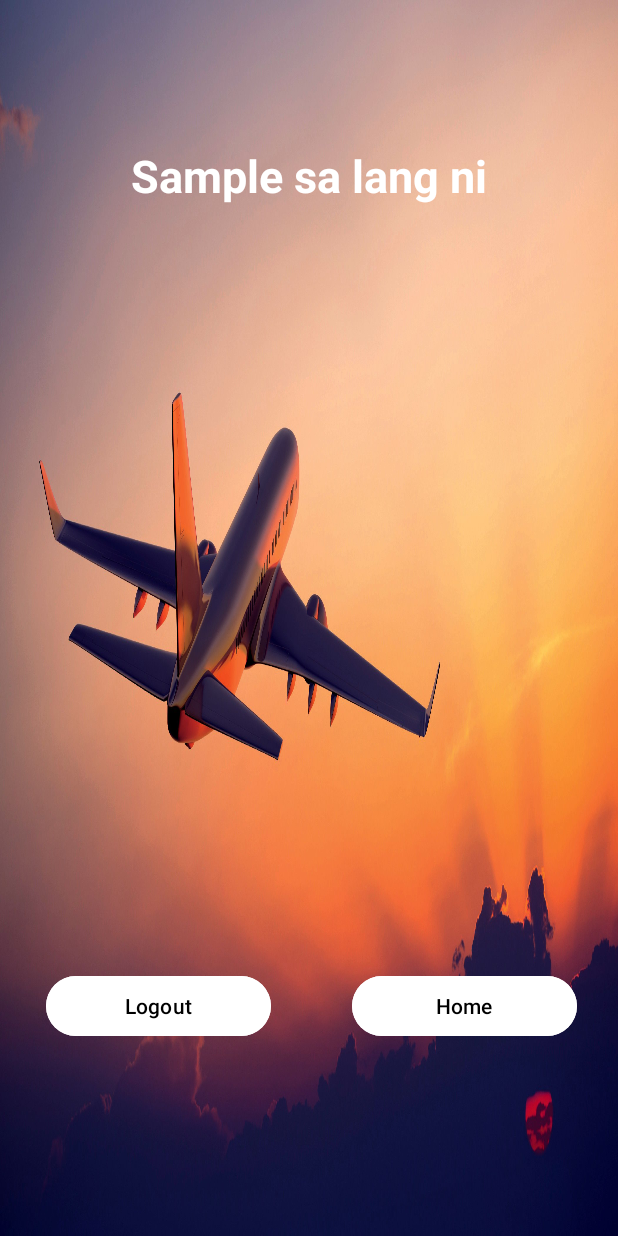
After one commit to enRook/Jonathan-Mantilla, an Android app: the LogoutActivity screen opened directly, with no data from a screen before it, on a phone screen of 412 x 824 dp. The commit adds this screen. Run offline under Robolectric (Android 15) with nearby library versions, the light colour scheme and no system bars.

Commit message:
final final commit

```diff
--- a/app/src/main/AndroidManifest.xml
+++ b/app/src/main/AndroidManifest.xml
@@ -13,6 +13,9 @@
         android:theme="@style/Theme.Travel"
         tools:targetApi="31">
         <activity
+            android:name=".LogoutActivity"
+            android:exported="false" />
+        <activity
             android:name=".SearchDestinationActivity"
             android:exported="false" />
         <activity
--- /dev/null
+++ b/app/src/main/java/com/sictlc/travel/LogoutActivity.java
@@ -0,0 +1,35 @@
+package com.sictlc.travel;
+
+import androidx.appcompat.app.AppCompatActivity;
+import android.content.Intent;
+import android.os.Bundle;
+import android.view.View;
+import android.widget.Button;
+
+public class LogoutActivity extends AppCompatActivity {
+
+    @Override
+    protected void onCreate(Bundle savedInstanceState) {
+        super.onCreate(savedInstanceState);
+        setContentView(R.layout.activity_logout);
+
+        Button logoutButton = findViewById(R.id.logout);
+        Button homeButton = findViewById(R.id.home);
+
+        logoutButton.setOnClickListener(new View.OnClickListener() {
+            @Override
+            public void onClick(View v) {
+                // Navigate back to the previous activity (MainActivity)
+                finish();
+            }
+        });
+
+        homeButton.setOnClickListener(new View.OnClickListener() {
+            @Override
+            public void onClick(View v) {
+                // Navigate back to the previous activity (MainActivity)
+                finish();
+            }
+        });
+    }
+}
--- a/app/src/main/java/com/sictlc/travel/SearchDestinationActivity.java
+++ b/app/src/main/java/com/sictlc/travel/SearchDestinationActivity.java
@@ -1,5 +1,4 @@
 package com.sictlc.travel;
-
 
 import androidx.appcompat.app.AppCompatActivity;
 import android.content.Intent;
@@ -7,6 +6,7 @@ import android.net.Uri;
 import android.os.Bundle;
 import android.view.View;
 import android.widget.ImageView;
+import android.widget.Button;
 
 public class SearchDestinationActivity extends AppCompatActivity {
 
@@ -18,6 +18,8 @@ public class SearchDestinationActivity extends AppCompatActivity {
         ImageView fbImageView = findViewById(R.id.fb);
         ImageView gmailImageView = findViewById(R.id.gmail);
         ImageView twitterImageView = findViewById(R.id.twitter);
+
+        Button searchButton = findViewById(R.id.search);
 
         // Set click listeners for the ImageViews
         fbImageView.setOnClickListener(new View.OnClickListener() {
@@ -40,6 +42,14 @@ public class SearchDestinationActivity extends AppCompatActivity {
                 openWebsite("https://twitter.com");
             }
         });
+
+        // Set click listener for the search button to navigate to LogoutActivity
+        searchButton.setOnClickListener(new View.OnClickListener() {
+            @Override
+            public void onClick(View v) {
+                startActivity(new Intent(SearchDestinationActivity.this, LogoutActivity.class));
+            }
+        });
     }
 
     // Method to open a website in a browser
--- /dev/null
+++ b/app/src/main/res/layout/activity_logout.xml
@@ -0,0 +1,51 @@
+<?xml version="1.0" encoding="utf-8"?>
+<androidx.constraintlayout.widget.ConstraintLayout xmlns:android="http://schemas.android.com/apk/res/android"
+    xmlns:app="http://schemas.android.com/apk/res-auto"
+    xmlns:tools="http://schemas.android.com/tools"
+    android:layout_width="match_parent"
+    android:layout_height="match_parent"
+    android:background="@drawable/bg5"
+    tools:context=".LogoutActivity">
+
+    <Button
+        android:id="@+id/logout"
+        android:layout_width="150dp"
+        android:layout_height="wrap_content"
+        android:backgroundTint="#ffffff"
+        android:text="Logout"
+        android:textColor="#000000"
+        app:layout_constraintBottom_toBottomOf="parent"
+        app:layout_constraintEnd_toEndOf="parent"
+        app:layout_constraintHorizontal_bias="0.118"
+        app:layout_constraintStart_toStartOf="parent"
+        app:layout_constraintTop_toTopOf="parent"
+        app:layout_constraintVertical_bias="0.833" />
+
+    <Button
+        android:id="@+id/home"
+        android:layout_width="150dp"
+        android:layout_height="wrap_content"
+        android:backgroundTint="#ffffff"
+        android:text="Home"
+        android:textColor="#000000"
+        app:layout_constraintBottom_toBottomOf="parent"
+        app:layout_constraintEnd_toEndOf="parent"
+        app:layout_constraintHorizontal_bias="0.896"
+        app:layout_constraintStart_toStartOf="parent"
+        app:layout_constraintTop_toTopOf="parent"
+        app:layout_constraintVertical_bias="0.833" />
+
+    <TextView
+        android:id="@+id/textView3"
+        android:layout_width="wrap_content"
+        android:layout_height="wrap_content"
+        android:text="Sample sa lang ni"
+        android:textColor="@color/white"
+        android:textSize="30dp"
+        android:textStyle="bold"
+        app:layout_constraintBottom_toBottomOf="parent"
+        app:layout_constraintEnd_toEndOf="parent"
+        app:layout_constraintStart_toStartOf="parent"
+        app:layout_constraintTop_toTopOf="parent"
+        app:layout_constraintVertical_bias="0.123" />
+</androidx.constraintlayout.widget.ConstraintLayout>
--- a/app/src/main/res/layout/activity_search_destination.xml
+++ b/app/src/main/res/layout/activity_search_destination.xml
@@ -51,7 +51,7 @@
         app:layout_constraintVertical_bias="0.218" />
 
     <Button
-        android:id="@+id/button2"
+        android:id="@+id/search"
         android:layout_width="200dp"
         android:layout_height="wrap_content"
         android:backgroundTint="#ffffff"
```
Also changed, not shown: app/src/main/res/drawable/bg5.jpg (added).
